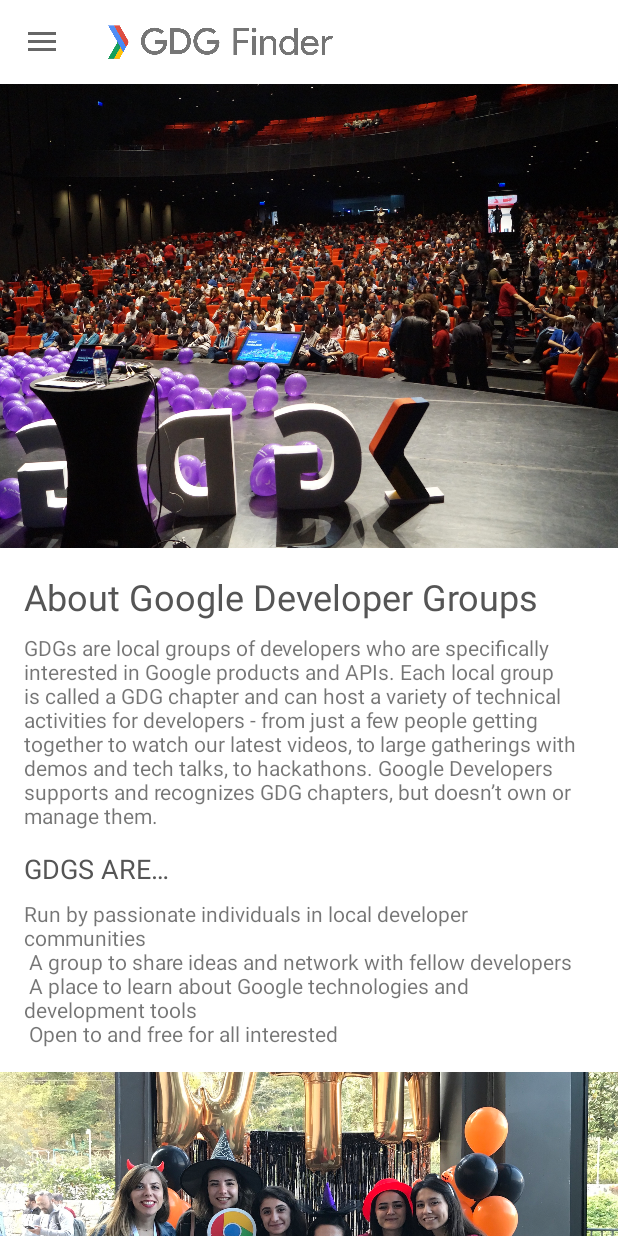
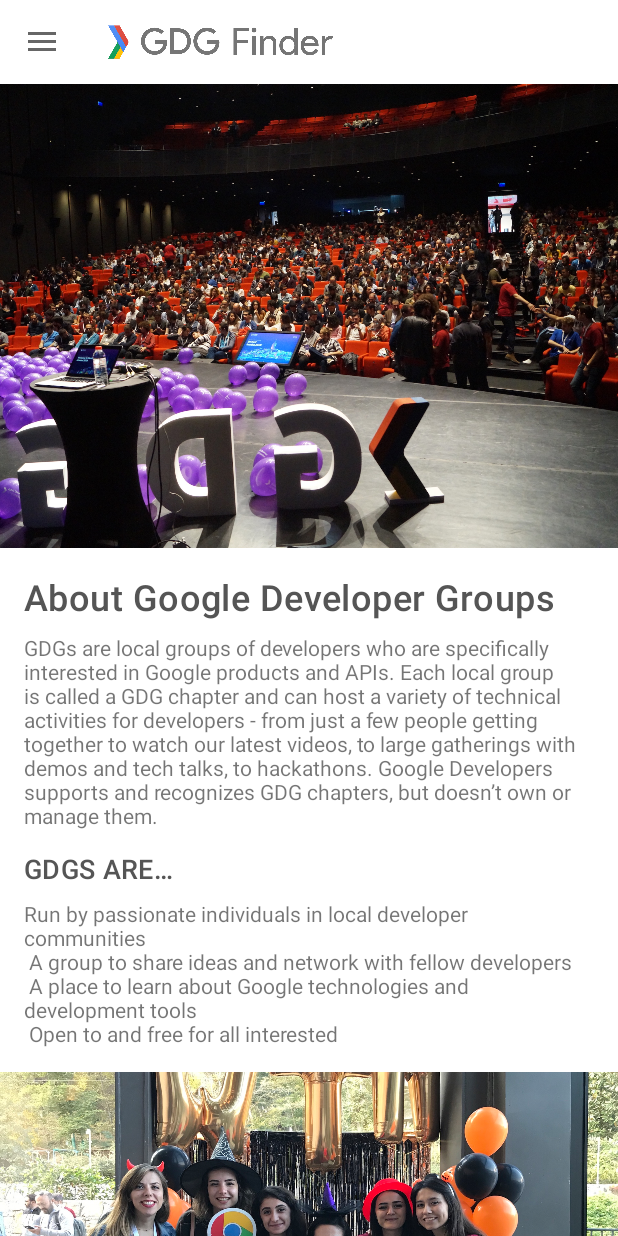
Before and after one commit to mrprimary92/Styling, an Android app: the screen it shows after launch (MainActivity), on a phone screen of 412 x 824 dp. Run offline under Robolectric (Android 15) with nearby library versions, the phone set to English and light mode, and no system bars; our stand-ins replace data binding, navigation-ui; Roboto replaces fonts that are not available here.

Commit message:
applied style with style not with theme

```diff
--- a/app/src/main/res/layout/home_fragment.xml
+++ b/app/src/main/res/layout/home_fragment.xml
@@ -29,8 +29,7 @@
             android:layout_height="wrap_content"
             android:layout_marginTop="16dp"
             android:text="@string/about_google_developer_groups"
-            android:textColor="#555555"
-            android:textSize="24sp"
+            style="@style/TextAppearance.Title"
             app:layout_constraintEnd_toStartOf="@+id/end_grid"
             app:layout_constraintStart_toStartOf="@+id/start_grid"
             app:layout_constraintTop_toBottomOf="@id/image" />
@@ -47,10 +46,9 @@
 
         <TextView
             android:id="@+id/subtitle"
+            style="@style/TextAppearance.Title.Subtitle"
             android:layout_width="0dp"
             android:layout_height="wrap_content"
-            android:textSize="18sp"
-            android:textColor="#555555"
             android:textAllCaps="true"
             android:layout_marginTop="13dp"
             android:text="@string/gdgs_are"
--- a/app/src/main/res/values/styles.xml
+++ b/app/src/main/res/values/styles.xml
@@ -10,4 +10,12 @@
         <item name="fontFamily">@font/lobster_two</item>
     </style>
 
+    <style name="TextAppearance.Title" parent="TextAppearance.MaterialComponents.Headline6">
+        <item name="android:textSize">24sp</item>
+        <item name="android:textColor">#555555</item>
+    </style>
+
+    <style name="TextAppearance.Title.Subtitle" parent="TextAppearance.Title">
+        <item name="android:textSize">18sp</item>
+    </style>
 </resources>
```
